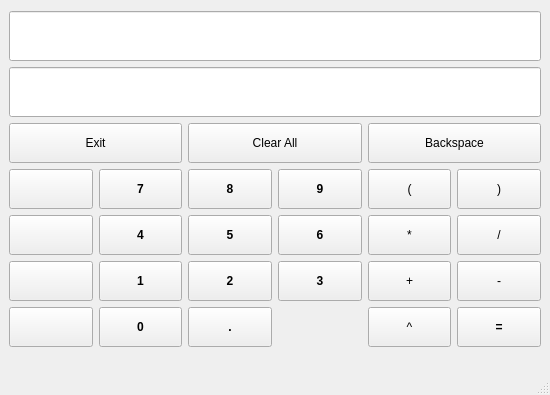
The window that gui/mainwindow.ui (benediktibk/calculator) describes before a commit, drawn with Qt 5.
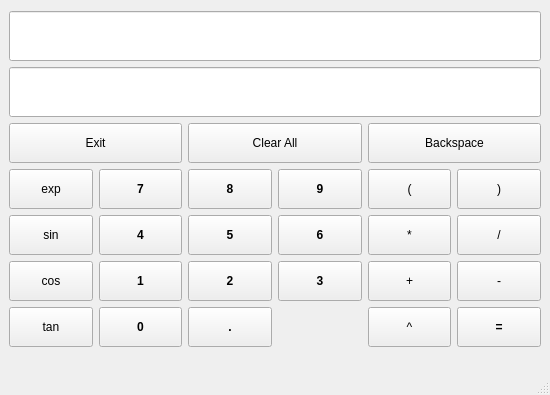
The same window after the commit.

Commit message: added unaryOperator Buttons (exp, sin, cos, tan).

What changed in the file:
```diff
--- a/gui/mainwindow.ui
+++ b/gui/mainwindow.ui
@@ -497,7 +497,7 @@
        </size>
       </property>
       <property name="text">
-       <string/>
+       <string>exp</string>
       </property>
      </widget>
     </item>
@@ -510,7 +510,7 @@
        </size>
       </property>
       <property name="text">
-       <string/>
+       <string>sin</string>
       </property>
      </widget>
     </item>
@@ -523,7 +523,7 @@
        </size>
       </property>
       <property name="text">
-       <string/>
+       <string>cos</string>
       </property>
      </widget>
     </item>
@@ -536,7 +536,7 @@
        </size>
       </property>
       <property name="text">
-       <string/>
+       <string>tan</string>
       </property>
      </widget>
     </item>
```
Left out of the diff: 8 changed lines with no effect on the pictures. The commit also changes 2 other files.
